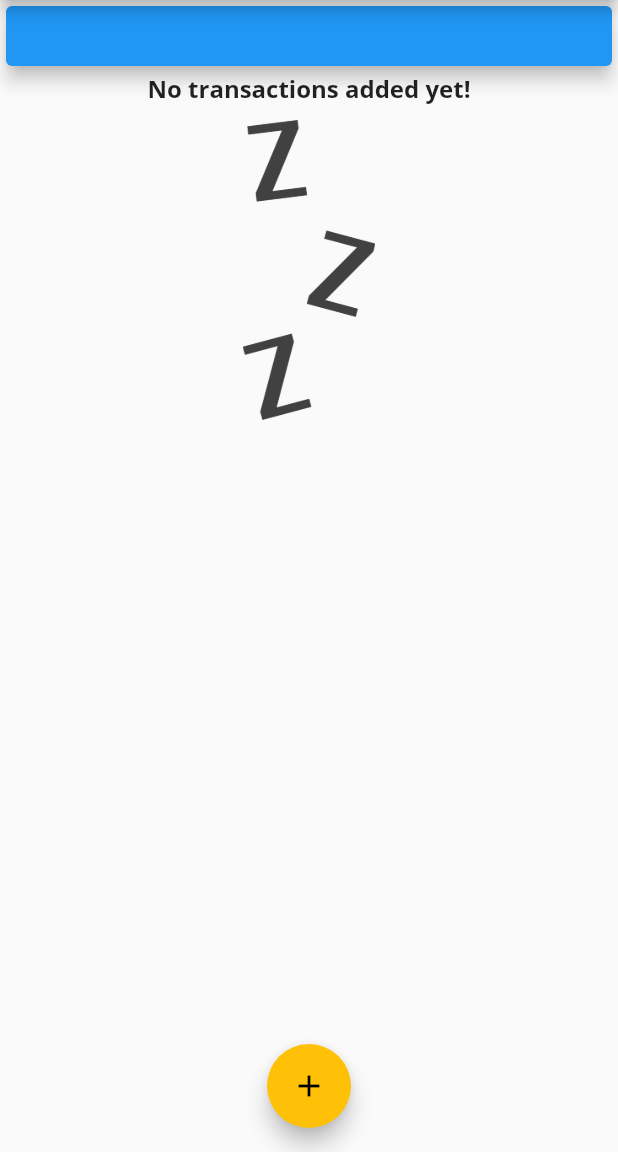
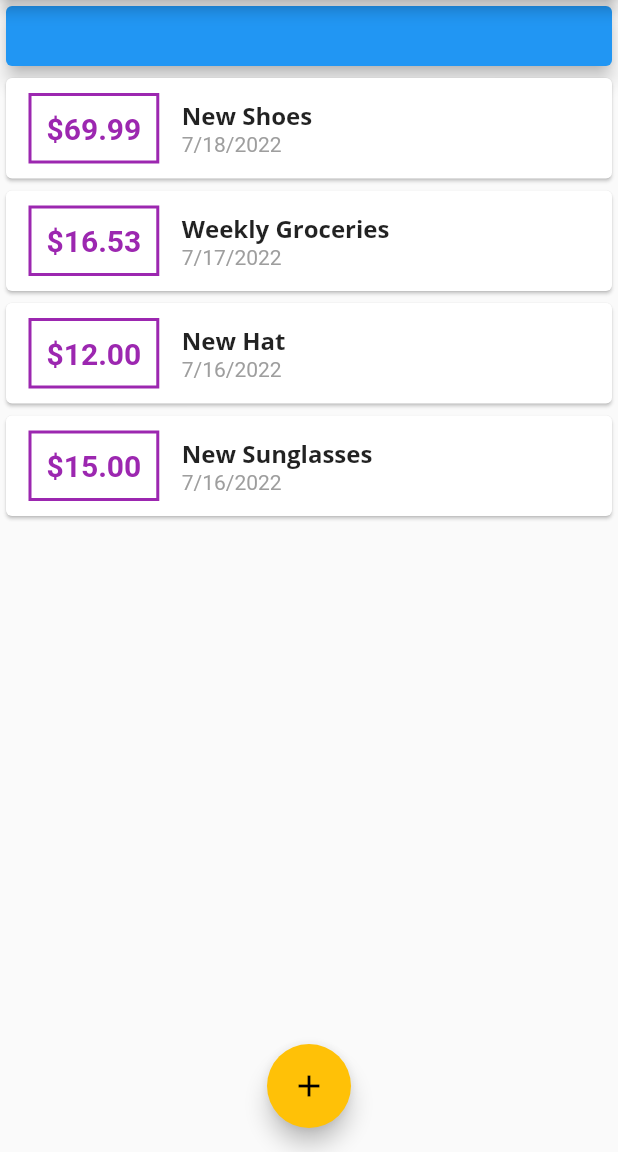
Before and after one commit to lanimortontran/academind-section4-personal-expenses, a Flutter app: the screen it shows after launch, on a phone screen of 412 x 824 dp, the part 84-1236 px from its top. Run offline on Flutter 3.47's test engine with Material 2 defaults, Android fonts, the phone set to English and light mode, and no system bars.

Commit message:
Data enhancement

```diff
--- a/lib/main.dart
+++ b/lib/main.dart
@@ -43,66 +43,66 @@ class MyHomePage extends StatefulWidget {
 
 class _MyHomePageState extends State<MyHomePage> {
   final List<Transaction> _userTransaction = [
-    // Transaction(
-    //   id: 't1',
-    //   title: 'New Shoes',
-    //   amount: 69.99,
-    //   date: DateTime.now(),
-    // ),
-    // Transaction(
-    //   id: 't2',
-    //   title: 'Weekly Groceries',
-    //   amount: 16.53,
-    //   date: DateTime.now(),
-    // ),
-    // Transaction(
-    //   id: 't3',
-    //   title: 'New Shoes',
-    //   amount: 12,
-    //   date: DateTime.now(),
-    // ),
-    // Transaction(
-    //   id: 't4',
-    //   title: 'Weekly Groceries',
-    //   amount: 15.0,
-    //   date: DateTime.now(),
-    // ),
-    // Transaction(
-    //   id: 't5',
-    //   title: 'New Shoes',
-    //   amount: 75.43,
-    //   date: DateTime.now(),
-    // ),
-    // Transaction(
-    //   id: 't6',
-    //   title: 'Weekly Groceries',
-    //   amount: 107.09,
-    //   date: DateTime.now(),
-    // ),
-    // Transaction(
-    //   id: 't7',
-    //   title: 'New Shoes',
-    //   amount: 33.89,
-    //   date: DateTime.now(),
-    // ),
-    // Transaction(
-    //   id: 't8',
-    //   title: 'Weekly Groceries',
-    //   amount: 1.07,
-    //   date: DateTime.now(),
-    // ),
-    // Transaction(
-    //   id: 't9',
-    //   title: 'New Shoes',
-    //   amount: 5.93,
-    //   date: DateTime.now(),
-    // ),
-    // Transaction(
-    //   id: 't10',
-    //   title: 'Weekly Groceries',
-    //   amount: 254.39,
-    //   date: DateTime.now(),
-    // ),
+    Transaction(
+      id: 't1',
+      title: 'New Shoes',
+      amount: 69.99,
+      date: DateTime.now(),
+    ),
+    Transaction(
+      id: 't2',
+      title: 'Weekly Groceries',
+      amount: 16.53,
+      date: DateTime.now().subtract(Duration(days: 1)),
+    ),
+    Transaction(
+      id: 't3',
+      title: 'New Hat',
+      amount: 12,
+      date: DateTime.now().subtract(Duration(days: 2)),
+    ),
+    Transaction(
+      id: 't4',
+      title: 'New Sunglasses',
+      amount: 15.0,
+      date: DateTime.now().subtract(Duration(days: 2)),
+    ),
+    Transaction(
+      id: 't5',
+      title: 'Gym Fees',
+      amount: 75.43,
+      date: DateTime.now().subtract(Duration(days: 3)),
+    ),
+    Transaction(
+      id: 't6',
+      title: 'Festival Tickets',
+      amount: 107.09,
+      date: DateTime.now().subtract(Duration(days: 4)),
+    ),
+    Transaction(
+      id: 't7',
+      title: 'Pet Food',
+      amount: 33.89,
+      date: DateTime.now().subtract(Duration(days: 5)),
+    ),
+    Transaction(
+      id: 't8',
+      title: 'Snack',
+      amount: 1.07,
+      date: DateTime.now().subtract(Duration(days: 6)),
+    ),
+    Transaction(
+      id: 't9',
+      title: 'Beer',
+      amount: 5.93,
+      date: DateTime.now().subtract(Duration(days: 7)), // Should not show up in recent transactions
+    ),
+    Transaction(
+      id: 't10',
+      title: 'Camping Gear',
+      amount: 254.39,
+      date: DateTime.now().subtract(Duration(days: 8)), // Should not show up in recent transactions
+    ),
   ];
 
   List<Transaction> get _recentTransactions {
```
